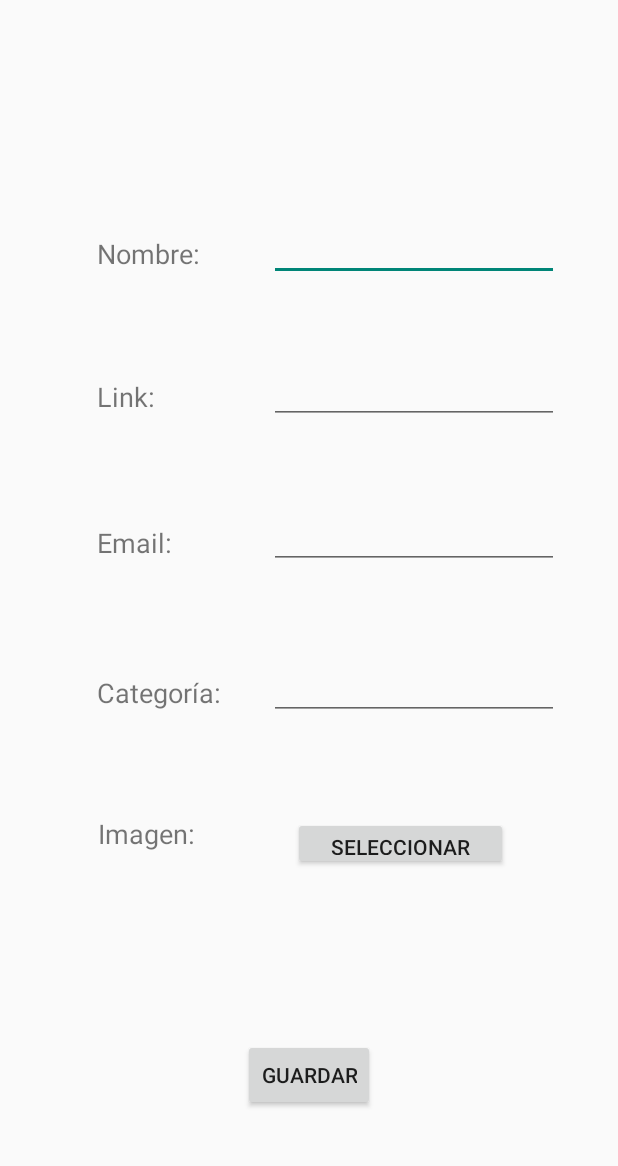
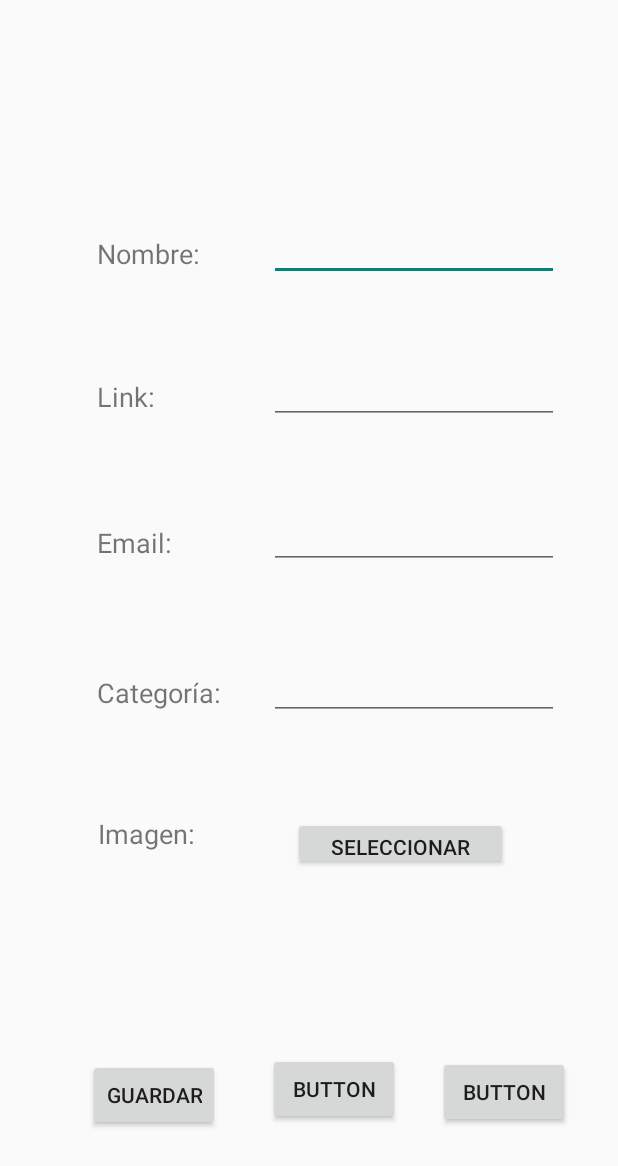
Before and after one commit to userVictoraso/PMDM3, an Android app: the CrearRegistroActivity screen opened directly, with no data from a screen before it, on a phone screen of 412 x 824 dp. Shown: the top 1166 px of the screen. Run offline under Robolectric (Android 15) with nearby library versions, the phone set to English and light mode, and no system bars.

Commit message:
hasta aqui bien

```diff
--- a/app/src/main/res/layout/activity_crear_registro.xml
+++ b/app/src/main/res/layout/activity_crear_registro.xml
@@ -127,6 +127,7 @@
         android:id="@+id/buttonSelectImage"
         android:layout_width="143dp"
         android:layout_height="35dp"
+        android:onClick="buscar"
         android:text="@string/textViewSelectImage"
         app:layout_constraintBottom_toBottomOf="parent"
         app:layout_constraintEnd_toEndOf="parent"
@@ -139,10 +140,39 @@
         android:id="@+id/buttonSaveNewObject"
         android:layout_width="wrap_content"
         android:layout_height="wrap_content"
+        android:onClick="eliminar"
         android:text="@string/buttonSave"
         app:layout_constraintBottom_toBottomOf="parent"
         app:layout_constraintEnd_toEndOf="parent"
+        app:layout_constraintHorizontal_bias="0.182"
         app:layout_constraintStart_toStartOf="parent"
         app:layout_constraintTop_toTopOf="parent"
-        app:layout_constraintVertical_bias="0.893" />
+        app:layout_constraintVertical_bias="0.91" />
+
+    <Button
+        android:id="@+id/button"
+        android:layout_width="wrap_content"
+        android:layout_height="wrap_content"
+        android:layout_marginStart="32dp"
+        android:onClick="modificar"
+        android:text="Button"
+        app:layout_constraintBottom_toBottomOf="parent"
+        app:layout_constraintEnd_toEndOf="parent"
+        app:layout_constraintHorizontal_bias="0.0"
+        app:layout_constraintStart_toEndOf="@+id/buttonSaveNewObject"
+        app:layout_constraintTop_toBottomOf="@+id/buttonSelectImage"
+        app:layout_constraintVertical_bias="0.622" />
+
+    <Button
+        android:id="@+id/button2"
+        android:layout_width="wrap_content"
+        android:layout_height="wrap_content"
+        android:onClick="registrar"
+        android:text="Button"
+        app:layout_constraintBottom_toBottomOf="parent"
+        app:layout_constraintEnd_toEndOf="parent"
+        app:layout_constraintHorizontal_bias="0.446"
+        app:layout_constraintStart_toEndOf="@+id/button"
+        app:layout_constraintTop_toBottomOf="@+id/buttonSelectImage"
+        app:layout_constraintVertical_bias="0.634" />
 </androidx.constraintlayout.widget.ConstraintLayout>
```
Also changed, not shown: app/src/main/AndroidManifest.xml (+12 -4 lines), app/src/main/java/com/example/pareja_ramirez_victor_datos/Ejercicio3/Clases/CrearRegistroActivity.java (+106 -0 lines), app/src/main/java/com/example/pareja_ramirez_victor_datos/Ejercicio3/MainActivity3.java (+11 -0 lines), app/src/main/res/layout/activity_main3.xml (+9 -0 lines).
